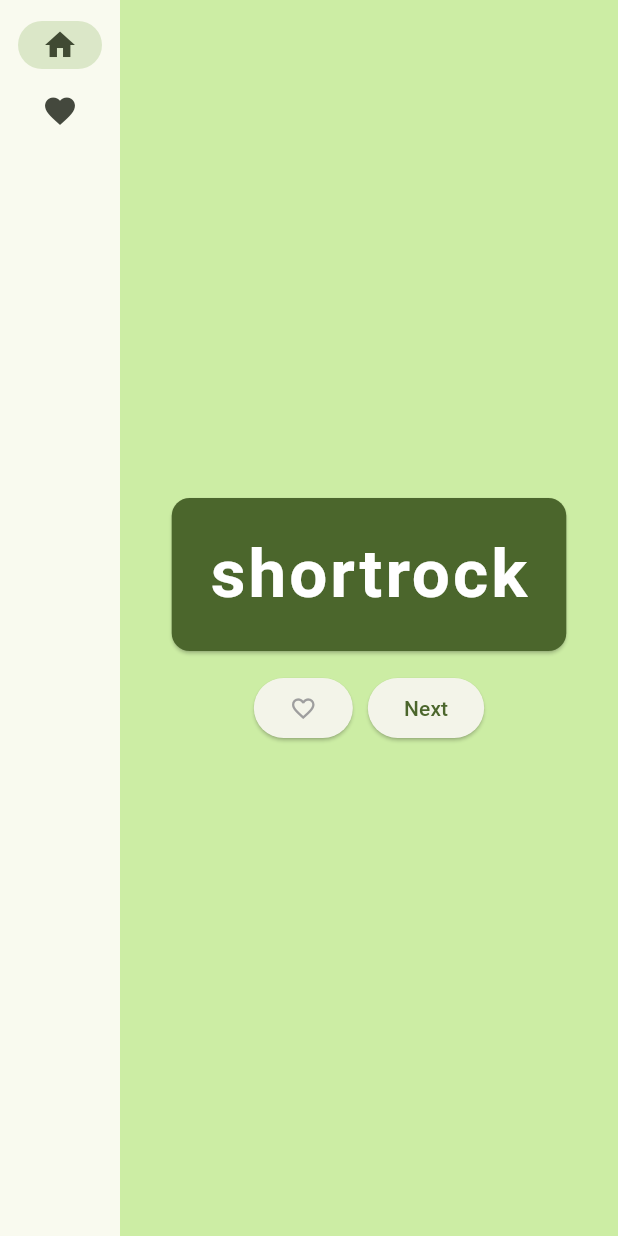
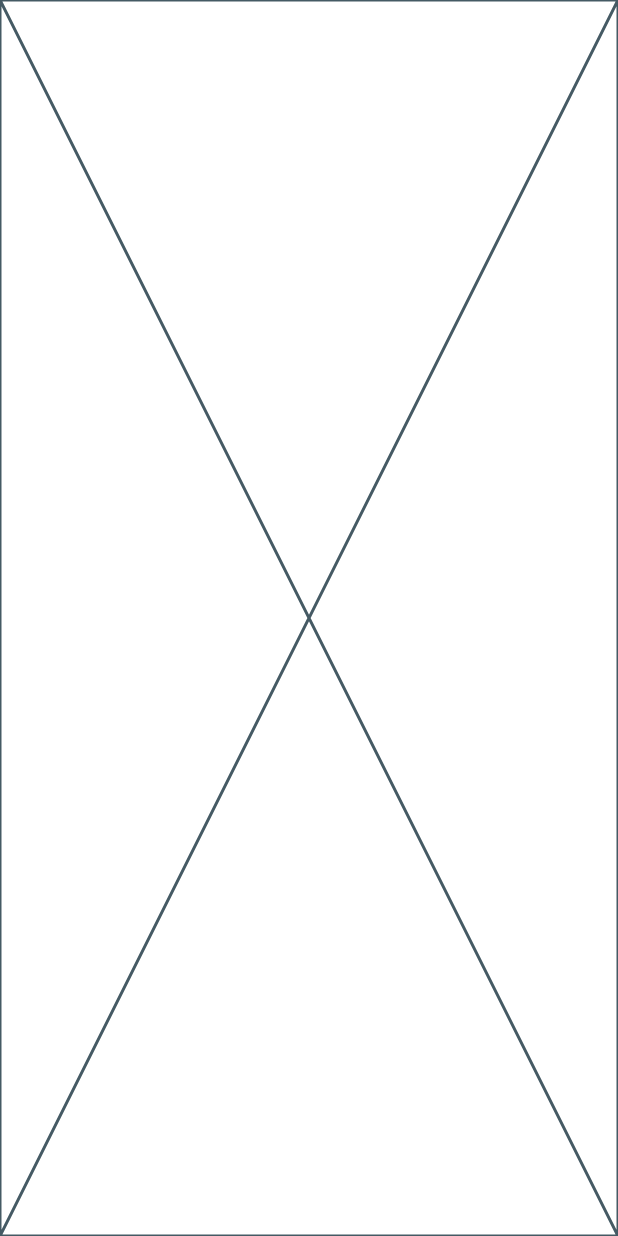
Before and after one commit to blackpoolflinn/Flutter-Maintenance-Application, a Flutter app: the screen it shows after launch, on a phone screen of 412 x 824 dp. Run offline on Flutter 3.47's test engine with Material 3 defaults, Android fonts, the phone set to English and light mode, and no system bars.

Commit message:
Create basic flutter directory ready for scaling

```diff
--- /dev/null
+++ b/lib/features/auth/presentation/login_screen.dart
@@ -0,0 +1,10 @@
+import 'package:flutter/material.dart';
+
+class LoginScreen extends StatelessWidget {
+  const LoginScreen({super.key});
+
+  @override
+  Widget build(BuildContext context) {
+    return const Placeholder();
+  }
+}
--- a/lib/main.dart
+++ b/lib/main.dart
@@ -1,9 +1,9 @@
-import 'package:english_words/english_words.dart';
 import 'package:flutter/material.dart';
-import 'package:provider/provider.dart';
+import 'features/auth/presentation/login_screen.dart';
+import 'widgets/main_layout.dart';
 
 void main() {
-  runApp(MyApp());
+  runApp(const MyApp());
 }
 
 class MyApp extends StatelessWidget {
@@ -11,221 +11,16 @@ class MyApp extends StatelessWidget {
 
   @override
   Widget build(BuildContext context) {
-    return ChangeNotifierProvider(
-      create: (context) => MyAppState(),
-      child: MaterialApp(
-        title: 'Maintenance App',
-        theme: ThemeData(
-          colorScheme: ColorScheme.fromSeed(seedColor: Colors.lightGreen),
-        ),
-        home: MyHomePage(),
-      ),
+    return MaterialApp(
+      title: 'Maintenance Application',
+      theme: ThemeData(primarySwatch: Colors.blue),
+
+      // Define the "Big Jumps" here
+      initialRoute: '/login',
+      routes: {
+        '/login': (context) => const LoginScreen(),
+        '/home': (context) => const MainLayout(child: Placeholder()),
+      },
     );
   }
 }
-
-class MyAppState extends ChangeNotifier {
-  var current = WordPair.random();
-
-  void getNext() {
-    current = WordPair.random();
-    notifyListeners();
-  }
-
-  var favorites = <WordPair>[];
-
-  void toggleFavorite() {
-    if (favorites.contains(current)) {
-      favorites.remove(current);
-    } else {
-      favorites.add(current);
-    }
-    notifyListeners();
-  }
-
-}
-
-// ...
-
-class MyHomePage extends StatefulWidget {
-  @override
-  State<MyHomePage> createState() => _MyHomePageState();
-}
-
-class _MyHomePageState extends State<MyHomePage> {
-
-  var selectedIndex = 0;
-
-  @override
-  Widget build(BuildContext context) {
-    Widget page;
-    switch (selectedIndex) {
-      case 0:
-        page = GeneratorPage();
-        break;
-      case 1:
-        page = FavoritesPage();
-        break;
-      default:
-        throw UnimplementedError('no widget for $selectedIndex');
-    }
-
-    return LayoutBuilder(
-      builder: (context, constraints) {
-        return Scaffold(
-          body: Row(
-            children: [
-              SafeArea(
-                child: NavigationRail(
-                  extended: constraints.maxWidth >= 600,
-                  destinations: [
-                    NavigationRailDestination(
-                      icon: Icon(Icons.home),
-                      label: Text('Home'),
-                    ),
-                    NavigationRailDestination(
-                      icon: Icon(Icons.favorite),
-                      label: Text('Favorites'),
-                    ),
-                  ],
-                  selectedIndex: selectedIndex,
-                  onDestinationSelected: (value) {
-
-                    setState(() {
-                      selectedIndex = value;
-                    });
-
-                  },
-                ),
-              ),
-              Expanded(
-                child: Container(
-                  color: Theme.of(context).colorScheme.primaryContainer,
-                  child: page,
-                ),
-              ),
-            ],
-          ),
-        );
-      }
-    );
-  }
-}
-
-class GeneratorPage extends StatelessWidget {
-  @override
-  Widget build(BuildContext context) {
-    var appState = context.watch<MyAppState>();
-    var pair = appState.current;
-
-    IconData icon;
-    Color iconColor;
-    if (appState.favorites.contains(pair)) {
-      icon = Icons.favorite;
-      iconColor = Colors.pink;
-    } else {
-      icon = Icons.favorite_border;
-      iconColor = Colors.grey;
-    }
-
-    return Center(
-      child: Column(
-        mainAxisAlignment: MainAxisAlignment.center,
-        children: [
-          BigCard(pair: pair),
-          SizedBox(height: 10),
-          Row(
-            mainAxisSize: MainAxisSize.min,
-            children: [
-              ElevatedButton(
-                onPressed: () {
-                  appState.toggleFavorite();
-                },
-                child: Icon(
-                  icon,
-                  color: iconColor,
-                  ),
-              ),
-              SizedBox(width: 10),
-              ElevatedButton(
-                onPressed: () {
-                  appState.getNext();
-                },
-                child: Text('Next'),
-              ),
-            ],
-          ),
-        ],
-      ),
-    );
-  }
-}
-
-class FavoritesPage extends StatelessWidget {
-  const FavoritesPage({super.key});
-
-  @override
-  Widget build(BuildContext context) {
-    var appState = context.watch<MyAppState>();
-    var favoritePairs = appState.favorites;
-
-    return Padding(
-      padding: const EdgeInsets.only(left: 10.0),
-      child: Column(
-        crossAxisAlignment: CrossAxisAlignment.start,
-        children: [
-          SizedBox(height: 10),
-          Text('You have ${favoritePairs.length} favorites:'),
-          SizedBox(height: 10),
-          Expanded(
-            child: ListView.builder(
-              padding: const EdgeInsets.all(8),
-              itemCount: favoritePairs.length,
-              itemBuilder: (BuildContext context, int index) {
-                return ListTile(
-                  leading: Icon(
-                    Icons.favorite,
-                    color: Colors.pink
-                  ),
-                  title: Text(
-                    favoritePairs[index].asLowerCase
-                  ),
-                );
-              },
-            ),
-          ),
-        ],),
-    );
-  }
-}
-
-class BigCard extends StatelessWidget {
-  const BigCard({
-    super.key,
-    required this.pair,
-  });
-
-  final WordPair pair;
-
-  @override
-  Widget build(BuildContext context) {
-    final theme = Theme.of(context);
-    final style = theme.textTheme.displayMedium!.copyWith(
-      color: theme.colorScheme.onPrimary,
-      letterSpacing: 2.0,
-      fontWeight: FontWeight.bold,
-    );
-
-    return Card(
-      color: theme.colorScheme.primary,
-      child: Padding(
-        padding: const EdgeInsets.all(25.0),
-        child: Text(
-          pair.asLowerCase,
-          style: style,
-          semanticsLabel: "${pair.first} ${pair.second}",
-          ),
-      ),
-    );
-  }
-}
```
Also changed, not shown: lib/core/constants/constants.dart (added, +7 -0 lines), lib/core/theme/app_colors.dart (added, +23 -0 lines), lib/widgets/main_layout.dart (added, +21 -0 lines), lib/widgets/sidebar.dart (added, +10 -0 lines).
